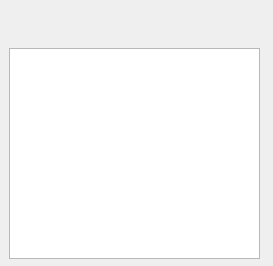
Old version of the form mymusicplayer.ui in the repository WinB/MyMusicPlayer.
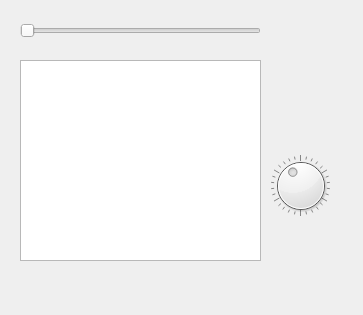
New version of the form. Icons and pictures are not drawn.

```diff
--- a/mymusicplayer.ui
+++ b/mymusicplayer.ui
@@ -6,8 +6,8 @@
    <rect>
     <x>0</x>
     <y>0</y>
-    <width>273</width>
-    <height>266</height>
+    <width>363</width>
+    <height>315</height>
    </rect>
   </property>
   <property name="windowTitle">
@@ -16,10 +16,10 @@
   <widget class="QListWidget" name="listWidget">
    <property name="geometry">
     <rect>
-     <x>9</x>
-     <y>48</y>
-     <width>251</width>
-     <height>211</height>
+     <x>20</x>
+     <y>60</y>
+     <width>241</width>
+     <height>201</height>
     </rect>
    </property>
   </widget>
@@ -27,7 +27,7 @@
    <property name="geometry">
     <rect>
      <x>20</x>
-     <y>10</y>
+     <y>270</y>
      <width>32</width>
      <height>32</height>
     </rect>
@@ -68,7 +68,7 @@
    <property name="geometry">
     <rect>
      <x>70</x>
-     <y>10</y>
+     <y>270</y>
      <width>32</width>
      <height>32</height>
     </rect>
@@ -109,7 +109,7 @@
    <property name="geometry">
     <rect>
      <x>120</x>
-     <y>10</y>
+     <y>270</y>
      <width>32</width>
      <height>32</height>
     </rect>
@@ -150,7 +150,7 @@
    <property name="geometry">
     <rect>
      <x>170</x>
-     <y>10</y>
+     <y>270</y>
      <width>32</width>
      <height>32</height>
     </rect>
@@ -191,7 +191,7 @@
    <property name="geometry">
     <rect>
      <x>220</x>
-     <y>10</y>
+     <y>270</y>
      <width>32</width>
      <height>32</height>
     </rect>
@@ -228,6 +228,41 @@
     <bool>true</bool>
    </property>
   </widget>
+  <widget class="QDial" name="volume">
+   <property name="geometry">
+    <rect>
+     <x>270</x>
+     <y>150</y>
+     <width>61</width>
+     <height>71</height>
+    </rect>
+   </property>
+   <property name="maximum">
+    <number>120</number>
+   </property>
+   <property name="value">
+    <number>50</number>
+   </property>
+   <property name="wrapping">
+    <bool>true</bool>
+   </property>
+   <property name="notchesVisible">
+    <bool>true</bool>
+   </property>
+  </widget>
+  <widget class="QSlider" name="playTimeSlider">
+   <property name="geometry">
+    <rect>
+     <x>20</x>
+     <y>20</y>
+     <width>241</width>
+     <height>22</height>
+    </rect>
+   </property>
+   <property name="orientation">
+    <enum>Qt::Horizontal</enum>
+   </property>
+  </widget>
  </widget>
  <layoutdefault spacing="6" margin="11"/>
  <resources>
```
Left out of the diff: 8 changed lines with no effect on the pictures.
